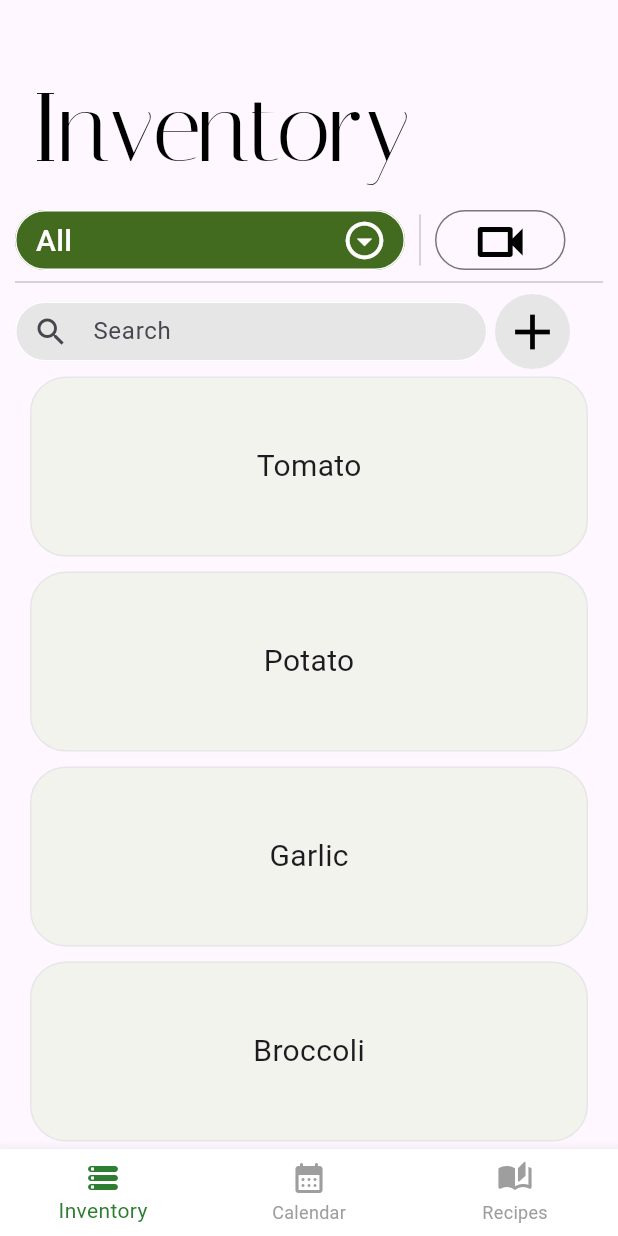
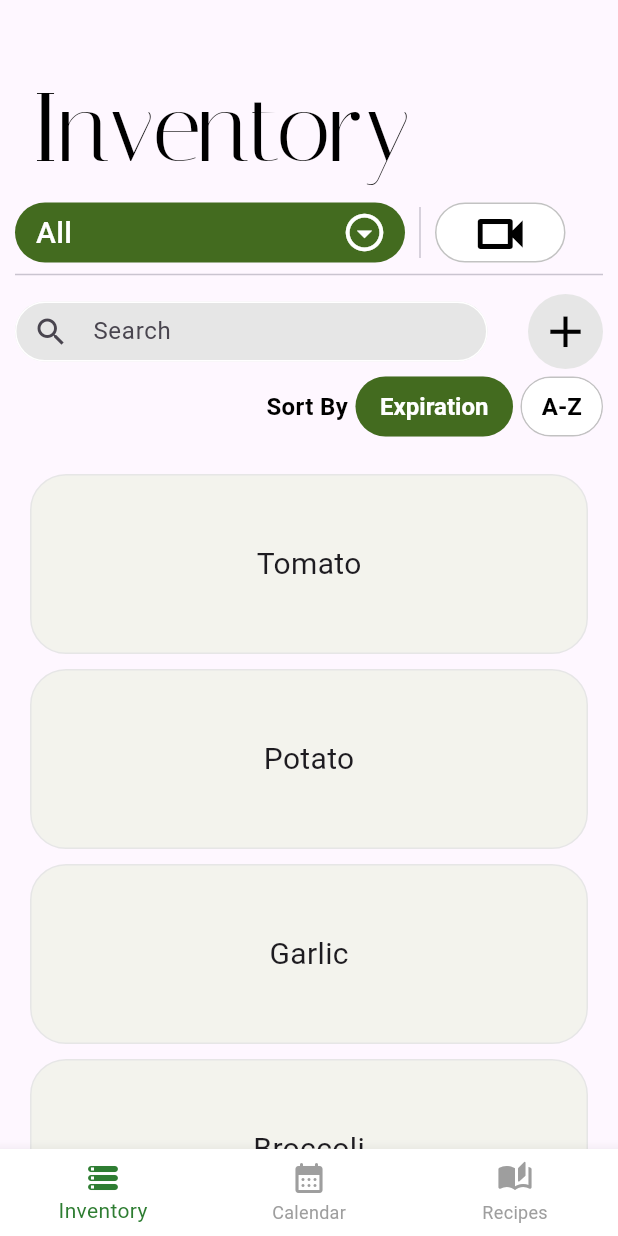
Before and after one commit to kellyycha/sous_chef_app, a Flutter app: the screen it shows after launch, on a phone screen of 412 x 824 dp. Run offline on Flutter 3.47's test engine with Material 3 defaults, Android fonts, the phone set to English and light mode, and no system bars.

Commit message:
sort by buttons

```diff
--- a/lib/pages/inventory_page.dart
+++ b/lib/pages/inventory_page.dart
@@ -1,6 +1,4 @@
 import 'package:flutter/material.dart';
-import 'package:flutter/services.dart';
-import 'package:flutter/widgets.dart';
 import 'package:sous_chef_app/widgets/dropdown.dart';
 import 'package:sous_chef_app/widgets/item_square.dart';
 import 'package:sous_chef_app/widgets/search_bar.dart';
@@ -58,7 +56,7 @@ class InventoryPage extends StatelessWidget {
           Column(
             children: [
               const SizedBox(
-                height:140,
+                height:130,
                 // title
                 child: Align(
                   alignment: Alignment.topLeft,
@@ -75,6 +73,7 @@ class InventoryPage extends StatelessWidget {
                   ),
                 ),
               ),
+              const SizedBox(height:5),
               IntrinsicHeight(
                 child: Row(
                   children: [
@@ -83,7 +82,7 @@ class InventoryPage extends StatelessWidget {
                     SizedBox(
                       width: 260,
                       height: 40,
-                      child: LocationDropdown(data: _location),
+                      child: MyDropdown(data: _location),
                       ),
                     const VerticalDivider(
                       width: 20,
@@ -95,15 +94,24 @@ class InventoryPage extends StatelessWidget {
                     SizedBox(
                       width: 87,
                       height: 40,
+                      child: Container(
+                        decoration: BoxDecoration(
+                          borderRadius: BorderRadius.circular(24),
+                          color: Colors.white,
+                          ),
                           child: IconButton.outlined(
                             icon: const Icon(Icons.videocam_outlined),
                             iconSize: 40,
                             color: Colors.black,
+                            style: OutlinedButton.styleFrom(
+                              side: const BorderSide(width: 1.0, color:Color.fromARGB(255, 194, 194, 194)),
+                            ),
                             alignment: Alignment.center,
                             padding: const EdgeInsets.all(1),
                             // TODO: clicking this button shows video feed
                             onPressed: () {},
                           ),
+                        )
                       ),
                     const Spacer(),
                   ],
@@ -114,6 +122,7 @@ class InventoryPage extends StatelessWidget {
                 indent: 10,
                 endIndent: 10,
               ),
+              const SizedBox(height:5),
               Row(
                 children: [
                   const SizedBox(width:10),
@@ -123,7 +132,7 @@ class InventoryPage extends StatelessWidget {
                     height: 40,
                     child: MySearchBar(),
                     ),
-                  const SizedBox(width:5),
+                  const Spacer(),
                   SizedBox(
                     width: 50,
                     height: 50,
@@ -134,7 +143,7 @@ class InventoryPage extends StatelessWidget {
                         ),
                       child: IconButton(
                         icon: const Icon(Icons.add),
-                        iconSize: 40,
+                        iconSize: 35,
                         color: Colors.black,
                         alignment: Alignment.center,
                         padding: const EdgeInsets.all(1),
@@ -143,10 +152,87 @@ class InventoryPage extends StatelessWidget {
                         ),
                       ),
                     ),
-                  const Spacer(),
+                  const SizedBox(width:10),
                 ],
               ),
-
+              const SizedBox(height:5),
+              // sort by options
+              Row(
+                children: [
+                  const Spacer(),
+                  const SizedBox(
+                    height:40,
+                    child: Align(
+                      alignment: Alignment.centerRight,
+                        child:Padding(
+                        padding:EdgeInsets.all(0),
+                        child: Text(
+                          'Sort By',
+                          style: TextStyle(
+                            color:Colors.black,
+                            fontSize: 16.0,
+                            fontWeight: FontWeight.bold,
+                          ),
+                        ),
+                      ),
+                    ),
+                  ),
+                  const SizedBox(width:5),
+                  SizedBox(
+                    width: 105,
+                    height: 40,
+                    child: Container(
+                      decoration: BoxDecoration(
+                        borderRadius: BorderRadius.circular(24),
+                        color: const Color.fromARGB(255, 230, 230, 230),
+                        ),
+                      child: TextButton(
+                        style: TextButton.styleFrom(
+                          textStyle: const TextStyle(
+                            fontSize: 16,
+                            fontWeight: FontWeight.bold,
+                            ),
+                          backgroundColor: const Color.fromARGB(255, 67, 107, 31),
+                          foregroundColor: Colors.white,
+                          alignment: Alignment.center,
+                          padding: const EdgeInsets.all(1),
+                        ),
+                        // TODO: clicking this sorts by expiration and unselects A-Z (functions like a radio)
+                        onPressed: () {},
+                        child: const Text("Expiration"),
+                        ),
+                      ),
+                    ),
+                    const SizedBox(width:5),
+                    SizedBox(
+                    width: 55,
+                    height: 40,
+                    child: Container(
+                      decoration: BoxDecoration(
+                        borderRadius: BorderRadius.circular(24),
+                        border: Border.all(color: const Color.fromARGB(255, 194, 194, 194)),
+                        ),
+                      child: TextButton(
+                        style: TextButton.styleFrom(
+                          textStyle: const TextStyle(
+                            fontSize: 16,
+                            fontWeight: FontWeight.bold,
+                            ),
+                          backgroundColor: Colors.white,
+                          foregroundColor: Colors.black,
+                          alignment: Alignment.center,
+                          padding: const EdgeInsets.all(1),
+                        ),
+                        // TODO: clicking this sorts by A-Z and unselects expiration (changes colors too so green is selected)
+                        onPressed: () {},
+                        child: const Text("A-Z"),
+                        ),
+                      ),
+                    ),
+                    const SizedBox(width:10),
+                ],
+              ),
+              const SizedBox(height:20),
             ]
           ),
           //inventory list
--- a/lib/widgets/dropdown.dart
+++ b/lib/widgets/dropdown.dart
@@ -1,15 +1,15 @@
 import 'package:flutter/material.dart';
 
-class LocationDropdown extends StatefulWidget {
+class MyDropdown extends StatefulWidget {
   final List data;
 
-  const LocationDropdown({super.key, required this.data});
+  const MyDropdown({super.key, required this.data});
 
   @override
-  State<LocationDropdown> createState() => _LocationState();
+  State<MyDropdown> createState() => _LocationState();
 }
 
-class _LocationState extends State<LocationDropdown> {
+class _LocationState extends State<MyDropdown> {
   late String dropdownValue = widget.data.first;
 
   @override
@@ -30,17 +30,16 @@ class _LocationState extends State<LocationDropdown> {
             contentPadding:const EdgeInsets.symmetric(horizontal: 10),
             enabledBorder: OutlineInputBorder(
               borderRadius: BorderRadius.circular(30),
-              borderSide: const BorderSide(color: Colors.white),
+              borderSide: const BorderSide(color: Colors.transparent),
             ),
             focusedBorder: OutlineInputBorder(
               borderRadius: BorderRadius.circular(30),
-              borderSide: const BorderSide(color: Colors.white),
+              borderSide: const BorderSide(color: Colors.transparent),
             ),
           ),
           dropdownColor: const Color.fromARGB(255, 67, 107, 31),
           elevation: 0,
           onChanged: (String? value) {
-            // This is called when the user selects an item.
             setState(() {
               dropdownValue = value!;
             });
```
Lines whose indentation alone changed are shown as unchanged.
